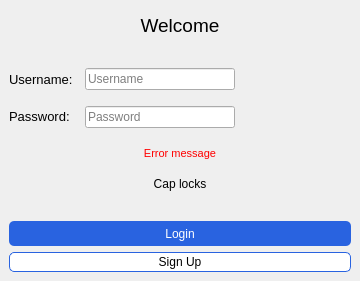
The window that ui/login.ui (VicMbugua/TaskManagementSystem) describes before a commit, drawn with Qt 5.
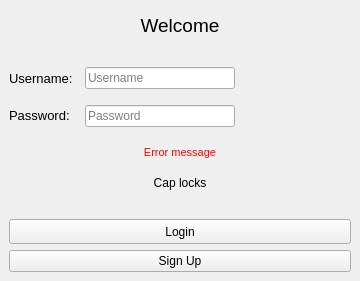
The same window after the commit.

What changed in the file:
```diff
--- a/ui/login.ui
+++ b/ui/login.ui
@@ -251,18 +251,6 @@
       <property name="focusPolicy">
        <enum>Qt::TabFocus</enum>
       </property>
-      <property name="styleSheet">
-       <string notr="true">QPushButton{
-border: none;
-border-radius: 5px;
-background-color: rgb(41, 99, 224);
-color: white;
-}
-QPushButton:hover{
-background-color: rgb(0, 255, 255);
-color: black;
-}</string>
-      </property>
       <property name="text">
        <string>Login</string>
       </property>
@@ -282,18 +270,6 @@
       <property name="toolTip">
        <string>&lt;html&gt;&lt;head/&gt;&lt;body&gt;&lt;p&gt;Create a new account.&lt;/p&gt;&lt;/body&gt;&lt;/html&gt;</string>
       </property>
-      <property name="styleSheet">
-       <string notr="true">QPushButton{
-border: 1px solid rgb(41, 99, 224);
-border-radius: 5px;
-background-color: white;
-}
-QPushButton:hover{
-background-color: rgb(0, 255, 255);
-color: black;
-border: none;
-}</string>
-      </property>
       <property name="text">
        <string>Sign Up</string>
       </property>
```
Left out of the diff: 6 changed lines with no effect on the pictures.
